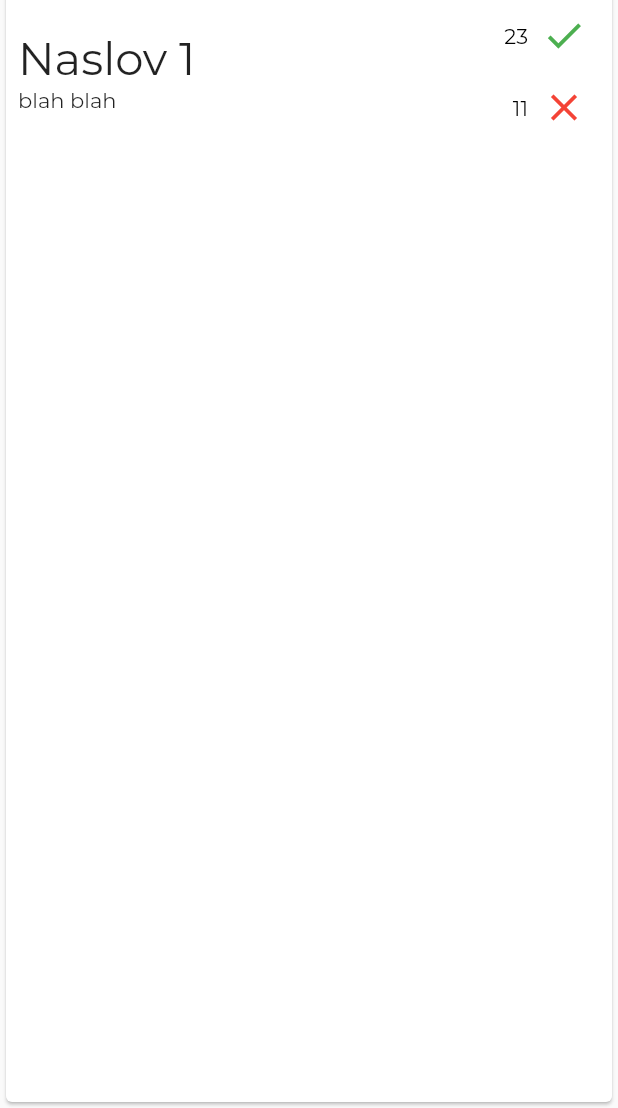
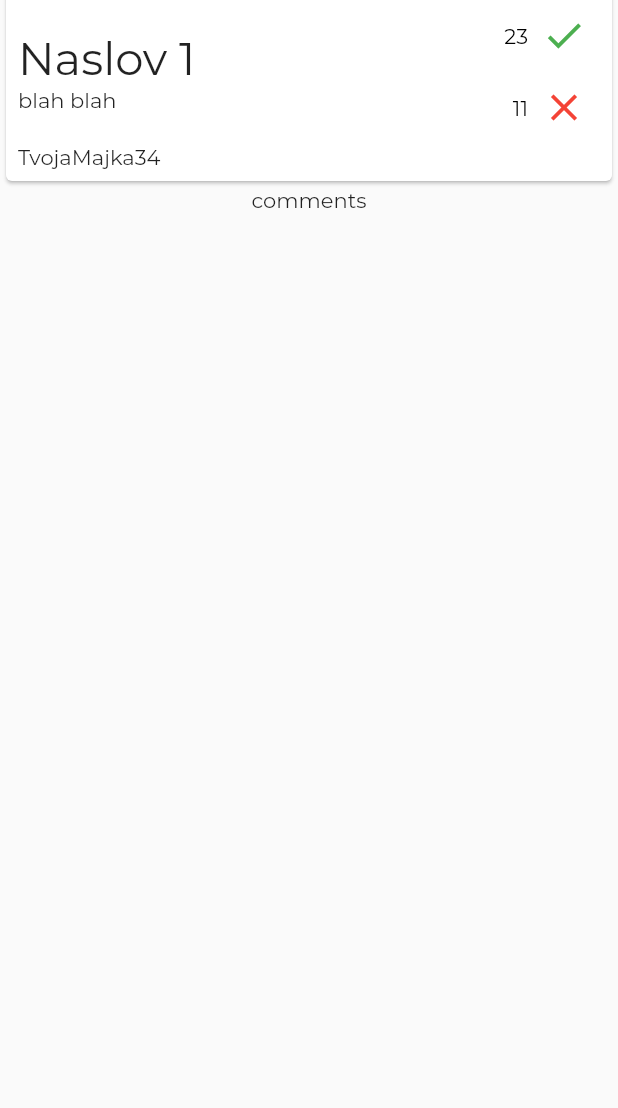
Before and after one commit to Drakula44/TeacherBoard, a Flutter app: the screen it shows after launch, after a tap on "16 Mar 2020", on a phone screen of 412 x 824 dp, the part 128-1236 px from its top. Run offline on Flutter 3.47's test engine with Material 2 defaults, Android fonts, the phone set to English and light mode, and no system bars.

Commit message:
Dodao autora posta

```diff
--- a/lib/pages/details.dart
+++ b/lib/pages/details.dart
@@ -3,7 +3,7 @@ import 'package:teacherboardapp/pages/home.dart';
 
 class Details extends StatefulWidget {
 
-  Post _post;
+  final Post _post;
 
   Details(this._post);
 
@@ -12,13 +12,21 @@ class Details extends StatefulWidget {
 }
 
 class _DetailsState extends State<Details> {
+
+
+
   @override
   Widget build(BuildContext context) {
     return Scaffold(
       appBar: AppBar(
         title: Text(widget._post.title),
       ),
-      body: PostListItem(post: widget._post),
+      body: Column(
+        children: <Widget>[
+          PostListItem(post: widget._post),
+          Text('comments')
+        ],
+      ),
     );
   }
 }
--- a/lib/pages/home.dart
+++ b/lib/pages/home.dart
@@ -36,13 +36,14 @@ class Home extends StatelessWidget {
 class Post {
   String title = '';
   String content = '';
+  String author = '';
   int likes = 0;
   int dislikes = 0;
   String timestamp = '';
   String school = '';
   String subject = '';
 
-  Post(this.title, this.content, this.likes, this.dislikes, this.timestamp,
+  Post(this.title, this.content, this.author, this.likes, this.dislikes, this.timestamp,
       this.school, this.subject);
 
 
@@ -56,8 +57,8 @@ class Posts extends StatefulWidget {
 
 class _PostsState extends State<Posts> {
 
-  List<Post>_mockPosts = [new Post('Naslov 1', 'blah blah', 23, 11, '16 Mar 2020', 'Matematicka gimnazija', 'Analiza'),
-    new Post('drakula je peder', 'i cigan i cigan i cigan i cigan i cigan i cigan i cigan i cigan i cigan i cigan ', 1000, 0, '11 Sep 2001', 'Frizerska skola', 'Brijanje dlaka na jajaima')];
+  List<Post>_mockPosts = [new Post('Naslov 1', 'blah blah', 'TvojaMajka34', 23, 11, '16 Mar 2020', 'Matematicka gimnazija', 'Analiza'),
+    new Post('drakula je peder', 'i cigan i cigan i cigan i cigan i cigan i cigan i cigan i cigan i cigan i cigan ','CeoSvet', 1000, 0, '11 Sep 2001', 'Frizerska skola', 'Brijanje dlaka na jajaima')];
 
   Widget _buildPosts() {
     return ListView.builder(
@@ -192,6 +193,7 @@ class _PostListItemState extends State<PostListItem> {
         child: Padding(
             padding: EdgeInsets.all(8),
             child: Column(
+              crossAxisAlignment: CrossAxisAlignment.start,
               children: <Widget>[
                 Row(
                   mainAxisAlignment: MainAxisAlignment.spaceBetween,
@@ -280,6 +282,7 @@ class _PostListItemState extends State<PostListItem> {
                     )
                   ],
                 ),
+                Text(_post.author),
               ],
             )
         )
```
